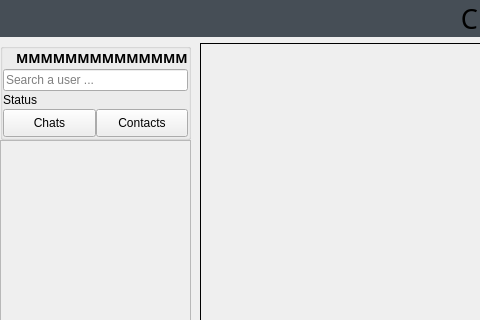
This is Client_Chatbox/forms/mainwindow.ui in Schmock83/Chatbox as Qt 5 draws it before an edit; both pictures show x 0 to 480 and y 0 to 320 of the 1027 by 602 pixel window. The edited form follows.
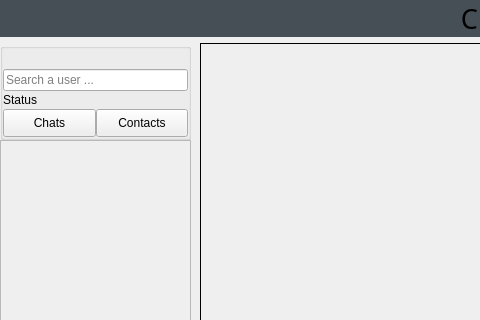
This is the edited form. Custom widgets are drawn as their Qt base class.

Commit message: removed default username from form

What changed in the file:
```diff
--- a/Client_Chatbox/forms/mainwindow.ui
+++ b/Client_Chatbox/forms/mainwindow.ui
@@ -576,7 +576,7 @@
                      </font>
                     </property>
                     <property name="text">
-                     <string>MMMMMMMMMMMMMM</string>
+                     <string/>
                     </property>
                     <property name="scaledContents">
                      <bool>true</bool>
```
Left out of the diff: 2 changed lines with no effect on the pictures.
